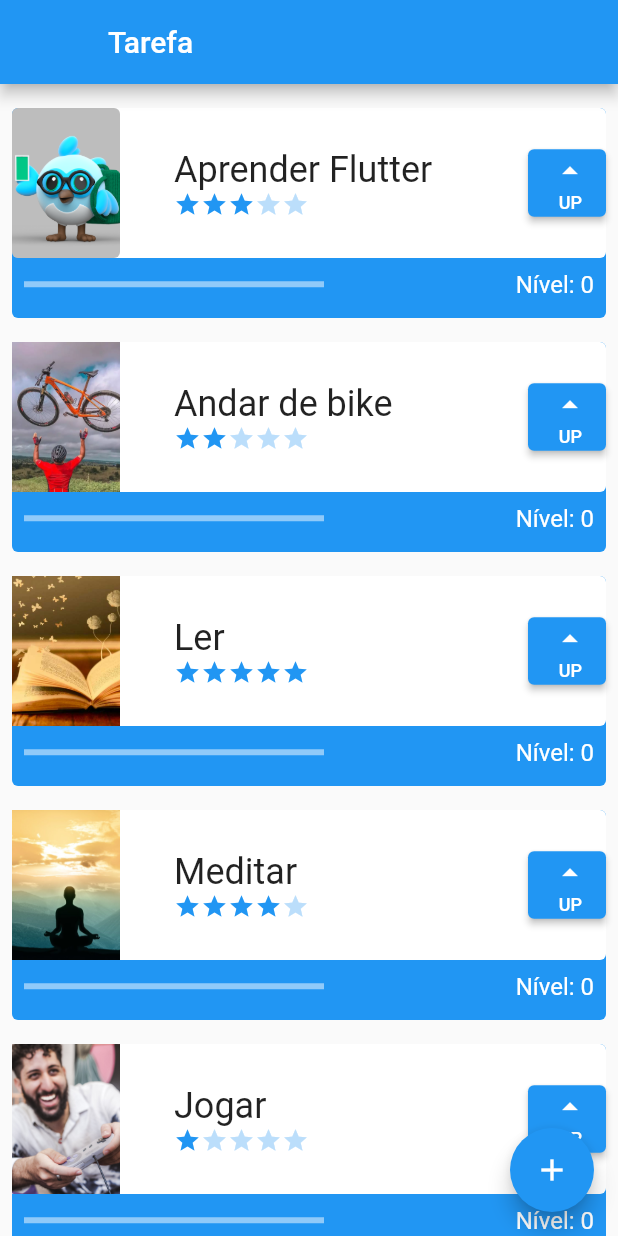
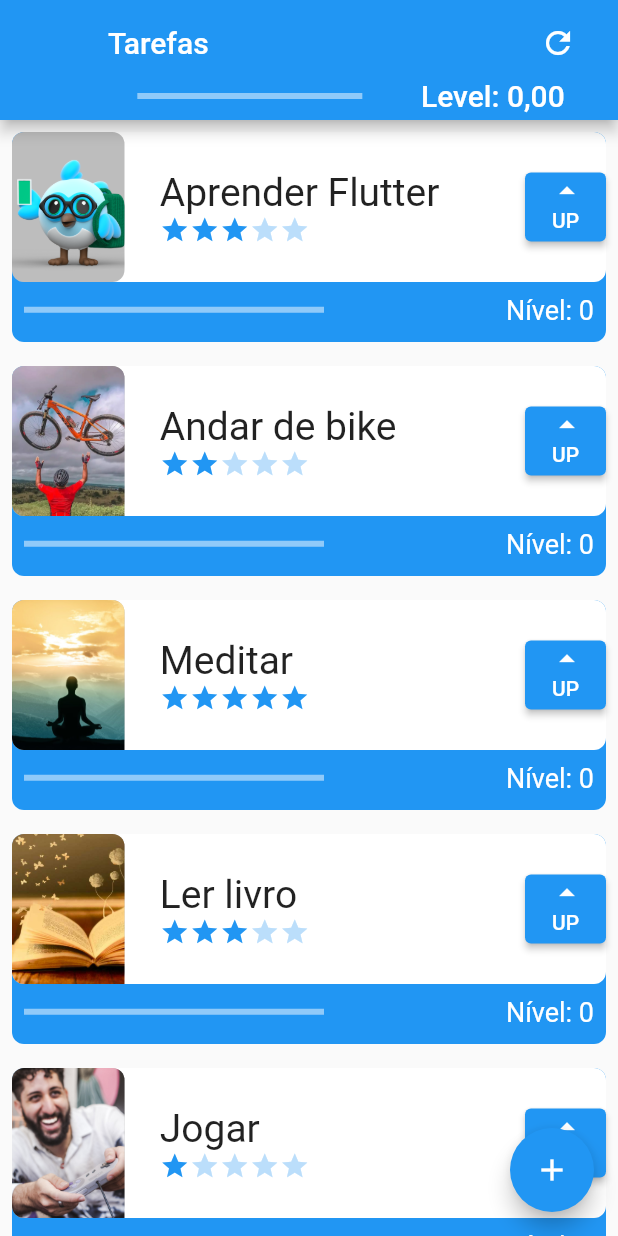
Before and after one commit to LucasCorreia01/tasks, a Flutter app: the screen it shows after launch, on a phone screen of 412 x 824 dp. Run offline on Flutter 3.47's test engine with Material 2 defaults, Android fonts, the phone set to English and light mode, and no system bars.

Commit message:
add global level and button refresh

```diff
--- a/lib/components/difficulty.dart
+++ /dev/null
@@ -1,38 +0,0 @@
-import 'package:flutter/material.dart';
-class Difficulty extends StatelessWidget {
-  const Difficulty({required this.dificuldade, super.key});
-  final int dificuldade;
-
-  @override
-  Widget build(BuildContext context) {
-    return Row(
-      children: [
-        Icon(
-          Icons.star,
-          size: 18,
-          color: (dificuldade >= 1) ? Colors.blue : Colors.blue[100],
-        ),
-        Icon(
-          Icons.star,
-          size: 18,
-          color: (dificuldade >= 2) ? Colors.blue : Colors.blue[100],
-        ),
-        Icon(
-          Icons.star,
-          size: 18,
-          color: (dificuldade >= 3) ? Colors.blue : Colors.blue[100],
-        ),
-        Icon(
-          Icons.star,
-          size: 18,
-          color: (dificuldade >= 4) ? Colors.blue : Colors.blue[100],
-        ),
-        Icon(
-          Icons.star,
-          size: 18,
-          color: (dificuldade >= 5) ? Colors.blue : Colors.blue[100],
-        ),
-      ],
-    );
-  }
-}
--- /dev/null
+++ b/lib/components/difficultyWidget.dart
@@ -0,0 +1,39 @@
+import 'package:flutter/material.dart';
+
+class DifficultyWidget extends StatelessWidget {
+  final int difficulty;
+  const DifficultyWidget(this.difficulty, {super.key});
+
+  @override
+  Widget build(BuildContext context) {
+    return Row(
+      children: [
+        Icon(
+          Icons.star,
+          size: 20,
+          color: (difficulty >= 1) ? Colors.blue : Colors.blue[100],
+        ),
+        Icon(
+          Icons.star,
+          size: 20,
+          color: (difficulty >= 2) ? Colors.blue : Colors.blue[100],
+        ),
+        Icon(
+          Icons.star,
+          size: 20,
+          color: (difficulty >= 3) ? Colors.blue : Colors.blue[100],
+        ),
+        Icon(
+          Icons.star,
+          size: 20,
+          color: (difficulty >= 4) ? Colors.blue : Colors.blue[100],
+        ),
+        Icon(
+          Icons.star,
+          size: 20,
+          color: (difficulty >= 5) ? Colors.blue : Colors.blue[100],
+        ),
+      ],
+    );
+  }
+}
--- a/lib/components/task.dart
+++ /dev/null
@@ -1,151 +0,0 @@
-import 'package:flutter/material.dart';
-import 'package:tasks/components/difficulty.dart';
-
-class Task extends StatefulWidget {
-  final String nome;
-  final String imagem;
-  final int dificuldade;
-  Task(
-      {required this.nome,
-      required this.imagem,
-      required this.dificuldade,
-      super.key});
-
-  int nivel = 0;
-  int nivelExp = 0;
-
-
-  @override
-  State<Task> createState() => _TaskState();
-}
-
-class _TaskState extends State<Task> {
-
-  static const List<Color> listColors = [
-    Colors.blue,
-    Colors.yellow,
-    Colors.green,
-    Colors.red,
-    Colors.black
-  ];
-
-  bool assetOrNetwork() {
-    if (widget.imagem.contains('http')) {
-      return false;
-    }
-
-    return true;
-  }
-
-
-  @override
-  Widget build(BuildContext context) {
-    double nivelMaximo = (widget.nivel / widget.dificuldade) / 10;
-    return Padding(
-      padding: const EdgeInsets.all(8.0),
-      child: Stack(
-        children: [
-          Container(
-            height: 140,
-            decoration: BoxDecoration(
-                color: listColors[widget.nivelExp],
-                borderRadius: BorderRadius.circular(4)),
-          ),
-          Column(
-            children: [
-              Container(
-                height: 100,
-                decoration: BoxDecoration(
-                    color: Colors.white,
-                    borderRadius: BorderRadius.circular(4)),
-                child: Row(
-                  mainAxisAlignment: MainAxisAlignment.spaceBetween,
-                  children: [
-                    Container(
-                      height: 100,
-                      width: 72,
-                      decoration: BoxDecoration(
-                          color: Colors.black26,
-                          borderRadius: BorderRadius.circular(4)),
-                      child: assetOrNetwork()
-                          ? Image.asset(
-                              widget.imagem,
-                              fit: BoxFit.cover,
-                            )
-                          : Image.network(
-                              widget.imagem,
-                              fit: BoxFit.cover,
-                            ),
-                    ),
-                    SizedBox(
-                      width: 200,
-                      child: Column(
-                        mainAxisAlignment: MainAxisAlignment.center,
-                        crossAxisAlignment: CrossAxisAlignment.start,
-                        children: [
-                          Text(
-                            widget.nome,
-                            style: const TextStyle(
-                                fontSize: 24, overflow: TextOverflow.ellipsis),
-                          ),
-                          Difficulty(dificuldade: widget.dificuldade)
-                        ],
-                      ),
-                    ),
-                    SizedBox(
-                      height: 45,
-                      width: 52,
-                      child: ElevatedButton(
-                          onPressed: () {
-                            setState(() {
-                              if (nivelMaximo == 1) {
-                                if (widget.nivelExp < 4) {
-                                  widget.nivelExp++;
-                                }
-                                widget.nivel = 1;
-                              } else {
-                                widget.nivel++;
-                              }
-                            });
-                          },
-                          child: Column(
-                            mainAxisAlignment: MainAxisAlignment.spaceEvenly,
-                            crossAxisAlignment: CrossAxisAlignment.end,
-                            children: const [
-                              Icon(Icons.arrow_drop_up),
-                              Text(
-                                'UP',
-                                style: TextStyle(fontSize: 12),
-                              )
-                            ],
-                          )),
-                    )
-                  ],
-                ),
-              ),
-              Row(mainAxisAlignment: MainAxisAlignment.spaceBetween, children: [
-                Padding(
-                  padding: const EdgeInsets.all(8.0),
-                  child: SizedBox(
-                    width: 200,
-                    child: LinearProgressIndicator(
-                      color: Colors.white,
-                      value: (widget.nivel / widget.dificuldade) / 10,
-                    ),
-                  ),
-                ),
-                Padding(
-                  padding: const EdgeInsets.all(8.0),
-                  child: Text(
-                    'Nível: ${widget.nivel}',
-                    style: const TextStyle(color: Colors.white, fontSize: 16),
-                  ),
-                )
-              ])
-            ],
-          ),
-        ],
-      ),
-    );
-  }
-}
--- /dev/null
+++ b/lib/components/taskWidget.dart
@@ -0,0 +1,147 @@
+import 'package:flutter/material.dart';
+import 'package:tasks/components/difficultyWidget.dart';
+import 'package:tasks/data/inheritedWidgetTasks.dart';
+
+class Task extends StatefulWidget {
+  final String nameTask;
+  final String urlImage;
+  final int difficulty;
+  Task(
+      {required this.nameTask,
+      required this.urlImage,
+      required this.difficulty,
+      super.key});
+  int level = 0;
+  int indexColor = 0;
+
+  @override
+  State<Task> createState() => _TaskState();
+}
+
+class _TaskState extends State<Task> {
+  double? levelMax;
+
+  static const List<Color> listColors = [
+    Colors.blue,
+    Colors.yellow,
+    Colors.green,
+    Colors.red,
+    Colors.black
+  ];
+
+  @override
+  Widget build(BuildContext context) {
+    levelMax = (widget.level / widget.difficulty) / 10;
+    return Padding(
+      padding: const EdgeInsets.all(8.0),
+      child: Stack(
+        children: [
+          Container(
+            decoration: BoxDecoration(
+                color: listColors[widget.indexColor],
+                borderRadius: BorderRadius.circular(8)),
+            height: 140,
+          ),
+          Column(
+            children: [
+              Container(
+                decoration: BoxDecoration(
+                    color: Colors.white,
+                    borderRadius: BorderRadius.circular(8)),
+                height: 100,
+                child: Row(
+                  mainAxisAlignment: MainAxisAlignment.spaceBetween,
+                  children: [
+                    Container(
+                      width: 75,
+                      height: 100,
+                      decoration: BoxDecoration(
+                          color: Colors.black26,
+                          borderRadius: BorderRadius.circular(8)),
+                      child: ClipRRect(
+                          borderRadius: const BorderRadius.only(
+                              topLeft: Radius.circular(8),
+                              bottomLeft: Radius.circular(8),
+                              topRight: Radius.circular(8)),
+                          child: (widget.urlImage.contains('http'))
+                              ? Image.network(
+                                  widget.urlImage,
+                                  fit: BoxFit.cover,
+                                )
+                              : Image.asset(
+                                  widget.urlImage,
+                                  fit: BoxFit.cover,
+                                )),
+                    ),
+                    SizedBox(
+                        width: 220,
+                        child: Column(
+                          mainAxisAlignment: MainAxisAlignment.center,
+                          crossAxisAlignment: CrossAxisAlignment.start,
+                          children: [
+                            Text(
+                              widget.nameTask,
+                              style: const TextStyle(
+                                  fontSize: 26,
+                                  overflow: TextOverflow.ellipsis),
+                            ),
+                            DifficultyWidget(widget.difficulty)
+                          ],
+                        )),
+                    SizedBox(
+                      height: 46,
+                      width: 54,
+                      child: ElevatedButton(
+                          onPressed: () {
+                            setState(() {
+                              if (levelMax == 1.0) {
+                                widget.level = 0;
+                                if (widget.indexColor < 4) {
+                                  widget.indexColor++;
+                                }
+                              } else {
+                                widget.level++;
+                                InheritedWidgetTasks.of(context).incrementTotalValue(widget.difficulty);
+                              }
+                            });
+                          },
+                          child: Column(
+                            children: const [
+                              Icon(Icons.arrow_drop_up),
+                              Text('UP')
+                            ],
+                          )),
+                    )
+                  ],
+                ),
+              ),
+              Row(
+                crossAxisAlignment: CrossAxisAlignment.center,
+                mainAxisAlignment: MainAxisAlignment.spaceBetween,
+                children: [
+                  Padding(
+                    padding: const EdgeInsets.all(8.0),
+                    child: SizedBox(
+                      width: 200,
+                      child: LinearProgressIndicator(
+                        color: Colors.white,
+                        value: (widget.level / widget.difficulty) / 10,
+                      ),
+                    ),
+                  ),
+                  Padding(
+                    padding: const EdgeInsets.all(8.0),
+                    child: Text(
+                      'Nível: ${widget.level}',
+                      style: const TextStyle(color: Colors.white, fontSize: 18),
+                    ),
+                  ),
+                ],
+              )
+            ],
+          ),
+        ],
+      ),
+    );
+  }
+}
--- /dev/null
+++ b/lib/data/inheritedWidgetTasks.dart
@@ -0,0 +1,63 @@
+import 'package:flutter/material.dart';
+import 'package:tasks/components/taskWidget.dart';
+
+class InheritedWidgetTasks extends InheritedWidget {
+  InheritedWidgetTasks({super.key, required super.child});
+
+  double globalLevel = 0;
+  String globalLevelString = '0,00';
+
+  List<Task> tasks = [
+    Task(
+      nameTask: 'Aprender Flutter',
+      urlImage: 'assets/images/dash.png',
+      difficulty: 3,
+    ),
+    Task(
+      nameTask: 'Andar de bike',
+      urlImage: 'assets/images/bike.webp',
+      difficulty: 2,
+    ),
+    Task(
+      nameTask: 'Meditar',
+      urlImage: 'assets/images/meditar.jpeg',
+      difficulty: 5,
+    ),
+    Task(
+      nameTask: 'Ler livro',
+      urlImage: 'assets/images/livro.jpg',
+      difficulty: 3,
+    ),
+    Task(
+      nameTask: 'Jogar',
+      urlImage: 'assets/images/jogar.jpg',
+      difficulty: 1,
+    ),
+  ];
+
+  void createTask(String nameTask, String urlImage, int difficulty) {
+    tasks.add(
+        Task(nameTask: nameTask, urlImage: urlImage, difficulty: difficulty));
+  }
+
+  void incrementTotalValue(int difficulty) {
+    globalLevel += difficulty / 10;
+    globalLevelString = globalLevel.toStringAsFixed(2);
+    globalLevelString = globalLevelString.replaceAll('.', ',');
+  }
+
+  static InheritedWidgetTasks? maybeOf(BuildContext context) {
+    return context.dependOnInheritedWidgetOfExactType<InheritedWidgetTasks>();
+  }
+
+  static InheritedWidgetTasks of(BuildContext context) {
+    final InheritedWidgetTasks? result = maybeOf(context);
+    assert(result != null, 'No InheritedWidgetTasks found in context');
+    return result!;
+  }
+
+  @override
+  bool updateShouldNotify(InheritedWidgetTasks oldWidget) {
+    return tasks != oldWidget.tasks;
+  }
+}
--- a/lib/data/tasks_inherited.dart
+++ /dev/null
@@ -1,57 +0,0 @@
-import 'package:flutter/material.dart';
-import 'package:tasks/components/task.dart';
-
-class TaskInherited extends InheritedWidget {
-
-  TaskInherited({
-    Key? key,
-    required Widget child,
-  }) : super (key: key, child: child);
-
-  final List<Task> taskList = [
-    Task(
-      nome: 'Aprender Flutter',
-      imagem: 'assets/images/dash.png',
-      dificuldade: 3,
-    ),
-    Task(
-      nome: 'Andar de bike',
-      imagem: 'assets/images/bike.webp',
-      dificuldade: 2,
-    ),
-    Task(
-      nome: 'Ler',
-      imagem: 'assets/images/livro.jpg',
-      dificuldade: 5,
-    ),
-    Task(
-      nome: 'Meditar',
-      imagem: 'assets/images/meditar.jpeg',
-      dificuldade: 4,
-    ),
-    Task(
-      nome: "Jogar",
-      imagem: 'assets/images/jogar.jpg',
-      dificuldade: 1,
-    ),
-  ];
-
-
-  void newTask (String name, String photo, int difficulty){
-    taskList.add(Task(nome: name, imagem: photo, dificuldade: difficulty));
-  }
-
-
-  //é um método estático, ou seja não precisa de instância para ser executado.
-  // ele recebe como algumento o contexto atual em que a função é chamada
-  static TaskInherited of(BuildContext context){
-    final TaskInherited? result = context.dependOnInheritedWidgetOfExactType<TaskInherited>();
-    assert(result != null, 'No TaskInherited found in context');
-    return result!;
-  }
-
-  @override
-  bool updateShouldNotify(TaskInherited oldWidget) {
-    return oldWidget.taskList.length != taskList.length;
-  }
-}
--- a/lib/main.dart
+++ b/lib/main.dart
@@ -1,6 +1,7 @@
 import 'package:flutter/material.dart';
-import 'package:tasks/data/tasks_inherited.dart';
-import 'package:tasks/screens/initial_screen.dart';
+import 'package:tasks/screens/initialScreen.dart';
+import 'package:tasks/data/inheritedWidgetTasks.dart';
+
 void main() {
   runApp(const MyApp());
 }
@@ -25,7 +26,8 @@ class MyApp extends StatelessWidget {
         // is not restarted.
         primarySwatch: Colors.blue,
       ),
-        home: TaskInherited(child: const InitialScreen())
+      // home: const InitialScreen()
+      home: InheritedWidgetTasks(child: const InitialScreen())
     );
   }
 }
--- /dev/null
+++ b/lib/screens/initialScreen.dart
@@ -0,0 +1,63 @@
+import 'package:flutter/material.dart';
+import 'package:tasks/screens/formScreen.dart';
+import 'package:tasks/data/inheritedWidgetTasks.dart';
+
+class InitialScreen extends StatefulWidget {
+  const InitialScreen({super.key});
+
+  @override
+  State<InitialScreen> createState() => _InitialScreenState();
+}
+
+class _InitialScreenState extends State<InitialScreen> {
+
+  var globalLevel = 0;
+  @override
+  Widget build(BuildContext context) {
+    return Scaffold(
+      appBar: AppBar(
+        toolbarHeight: 80,
+        leading: Container(),
+        title: Column(
+          children: [
+            Row(
+              mainAxisAlignment: MainAxisAlignment.spaceBetween,
+              children: [
+                const Text('Tarefas'),
+                IconButton(
+                    onPressed: () {
+                      setState(() {});
+                    },
+                    icon: const Icon(Icons.refresh))
+              ],
+            ),
+            Row(
+              mainAxisAlignment: MainAxisAlignment.spaceAround,
+              children:  [
+                 SizedBox(
+                  width: 150,
+                  child: LinearProgressIndicator(
+                    color: Colors.white,
+                    value: InheritedWidgetTasks.of(context).globalLevel / 100,
+                  ),
+                ),
+                Text('Level: ${InheritedWidgetTasks.of(context).globalLevelString}')
+              ],
+            )
+          ],
+        ),
+      ),
+      body: ListView(children: InheritedWidgetTasks.of(context).tasks),
+      floatingActionButton: FloatingActionButton(
+        onPressed: () {
+          Navigator.push(context, MaterialPageRoute(builder: (contextNew) {
+            return FormScreen(
+              taskContext: context,
+            );
+          }));
+        },
+        child: const Icon(Icons.add),
+      ),
+    );
+  }
+}
--- a/lib/screens/initial_screen.dart
+++ /dev/null
@@ -1,33 +0,0 @@
-import 'package:flutter/material.dart';
-import 'package:tasks/data/tasks_inherited.dart';
-import 'package:tasks/screens/form_screen.dart';
-
-class InitialScreen extends StatefulWidget {
-  const InitialScreen({super.key});
-
-  @override
-  State<InitialScreen> createState() => _InitialScreenState();
-}
-
-class _InitialScreenState extends State<InitialScreen> {
-  @override
-  Widget build(BuildContext context) {
-    return Scaffold(
-      appBar: AppBar(
-        leading: Container(),
-        title: const Text('Tarefa'),
-      ),
-      body: ListView(
-        padding: const EdgeInsets.only(top: 8, bottom: 80),
-        children: TaskInherited.of(context).taskList,
-      ),
-      floatingActionButton: FloatingActionButton(
-        onPressed: () {
-          Navigator.push(context,
-              MaterialPageRoute(builder: (contextNew) => FormScreen(taskcontext: context,)));
-        },
-        child: const Icon(Icons.add),
-      ),
-    );
-  }
-}
```
Also changed, not shown: lib/screens/formScreen.dart (renamed from lib/screens/form_screen.dart, +45 -51 lines). Lines whose indentation alone changed are shown as unchanged.
